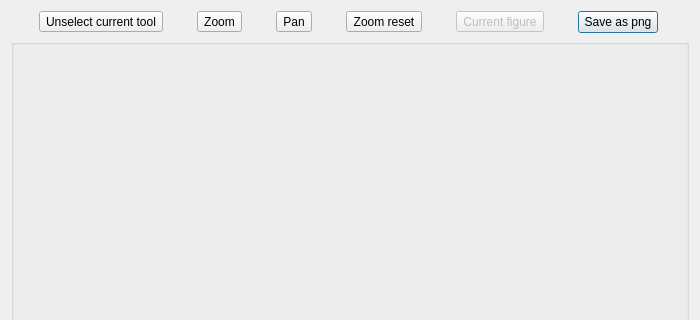
The window that astrocabtools/mrs_subviz/src/ui/cubeViewer.ui (AlejandroGorgues/AstroCabTools) describes before a commit, drawn with Qt 5; both pictures show x 0 to 700 and y 0 to 320 of the 700 by 700 pixel window.
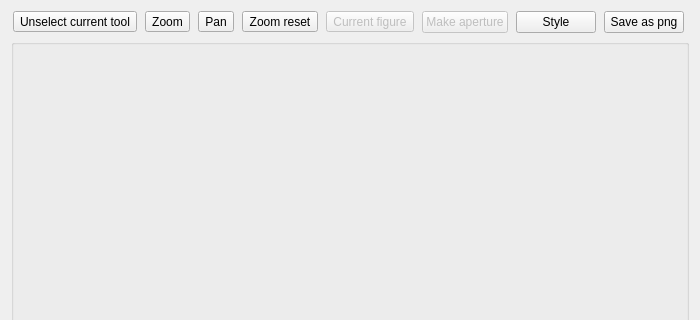
The same window after the commit.

```diff
--- a/astrocabtools/mrs_subviz/src/ui/cubeViewer.ui
+++ b/astrocabtools/mrs_subviz/src/ui/cubeViewer.ui
@@ -95,6 +95,35 @@
          </property>
         </widget>
        </item>
+       <item>
+        <widget class="QPushButton" name="apertureButton">
+         <property name="enabled">
+          <bool>false</bool>
+         </property>
+         <property name="sizePolicy">
+          <sizepolicy hsizetype="Fixed" vsizetype="Fixed">
+           <horstretch>0</horstretch>
+           <verstretch>0</verstretch>
+          </sizepolicy>
+         </property>
+         <property name="text">
+          <string>Make aperture</string>
+         </property>
+        </widget>
+       </item>
+       <item>
+        <widget class="QPushButton" name="styleButton">
+         <property name="sizePolicy">
+          <sizepolicy hsizetype="Fixed" vsizetype="Fixed">
+           <horstretch>0</horstretch>
+           <verstretch>0</verstretch>
+          </sizepolicy>
+         </property>
+         <property name="text">
+          <string>Style</string>
+         </property>
+        </widget>
+       </item>
        <item>
         <widget class="QPushButton" name="saveButton">
          <property name="sizePolicy">
```
